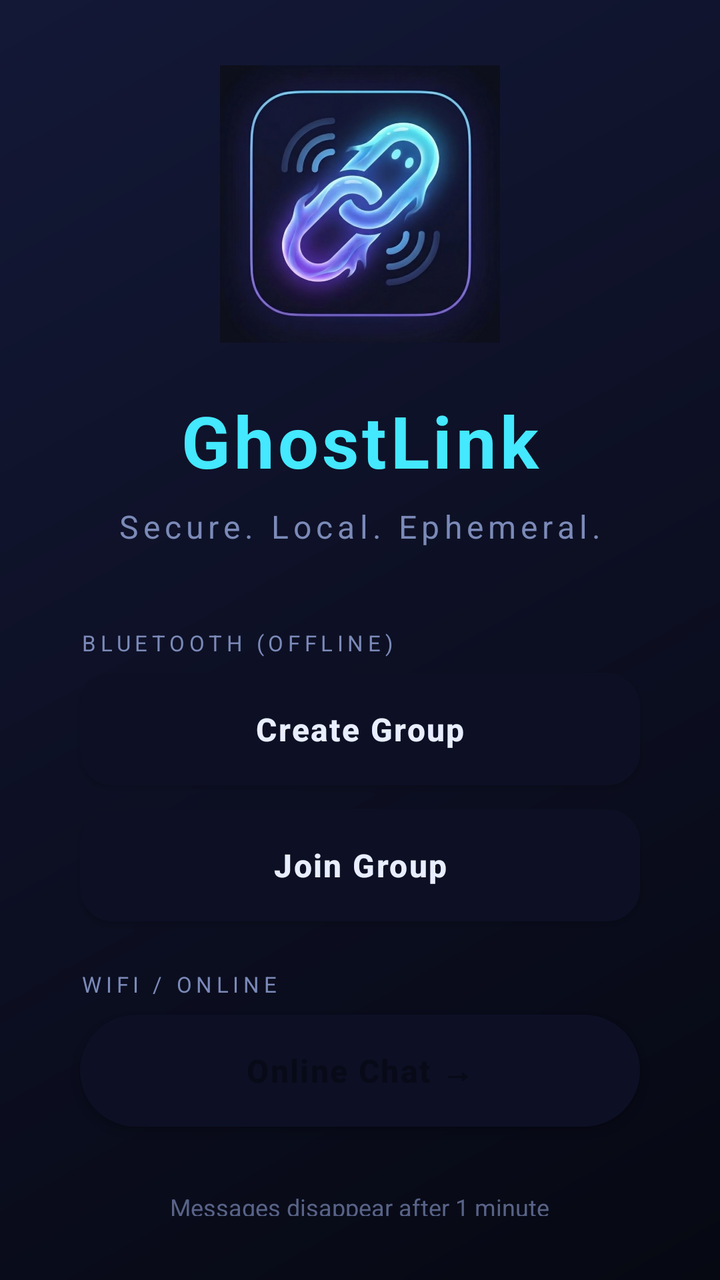
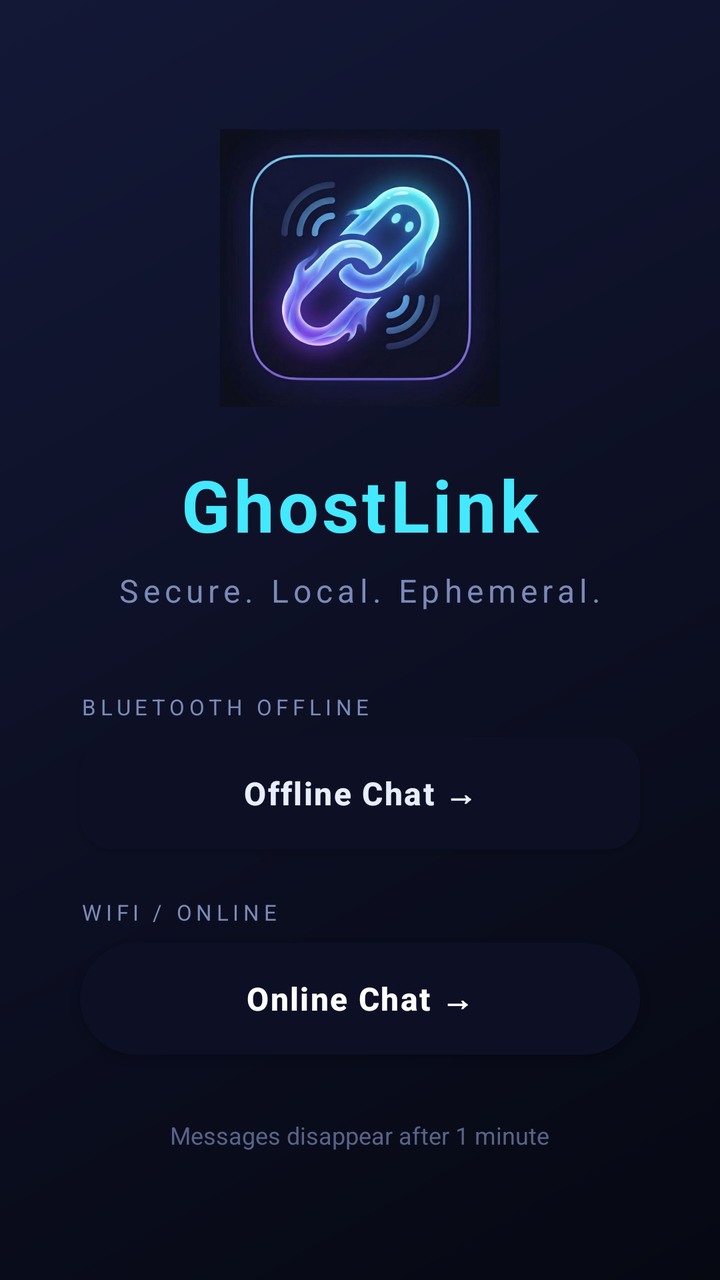

Before-and-after screenshots of an Android layout around one commit, followed by the original layout XML and the change that was made.
<!-- AndroidManifest.xml: application theme Theme.GhostLink -->
<!-- res/layout/activity_main.xml -->
<?xml version="1.0" encoding="utf-8"?>
<LinearLayout xmlns:android="http://schemas.android.com/apk/res/android"
    android:layout_width="match_parent"
    android:layout_height="match_parent"
    android:background="@drawable/bg_gradient"
    android:gravity="center"
    android:orientation="vertical"
    android:padding="32dp">

    
    <ImageView
        android:layout_width="140dp"
        android:layout_height="140dp"
        android:src="@drawable/ic_ghostlink_logo"
        android:contentDescription="GhostLink Logo"
        android:layout_marginBottom="24dp" />

    
    <TextView
        android:layout_width="wrap_content"
        android:layout_height="wrap_content"
        android:text="@string/app_name"
        android:textColor="@color/accent"
        android:textSize="36sp"
        android:textStyle="bold"
        android:letterSpacing="0.05"
        android:layout_marginBottom="8dp" />

    
    <TextView
        android:layout_width="wrap_content"
        android:layout_height="wrap_content"
        android:text="@string/tagline"
        android:textColor="@color/text_secondary"
        android:textSize="16sp"
        android:letterSpacing="0.15"
        android:layout_marginBottom="40dp" />

    
    <TextView
        android:layout_width="280dp"
        android:layout_height="wrap_content"
        android:text="BLUETOOTH (OFFLINE)"
        android:textColor="@color/text_secondary"
        android:textSize="11sp"
        android:letterSpacing="0.2"
        android:layout_marginBottom="8dp" />

    <Button
        android:id="@+id/btn_create_group"
        android:layout_width="280dp"
        android:layout_height="56dp"
        android:background="@drawable/rounded_input"
        android:text="@string/create_group"
        android:textColor="@color/text_primary"
        android:textSize="16sp"
        android:textStyle="bold"
        android:textAllCaps="false"
        android:letterSpacing="0.05"
        android:layout_marginBottom="12dp" />

    <Button
        android:id="@+id/btn_join_group"
        android:layout_width="280dp"
        android:layout_height="56dp"
        android:background="@drawable/rounded_input"
        android:text="@string/join_group"
        android:textColor="@color/text_primary"
        android:textSize="16sp"
        android:textStyle="bold"
        android:textAllCaps="false"
        android:letterSpacing="0.05"
        android:layout_marginBottom="24dp" />

    
    <TextView
        android:layout_width="280dp"
        android:layout_height="wrap_content"
        android:text="WIFI / ONLINE"
        android:textColor="@color/text_secondary"
        android:textSize="11sp"
        android:letterSpacing="0.2"
        android:layout_marginBottom="8dp" />

    <Button
        android:id="@+id/btn_online_chat"
        android:layout_width="280dp"
        android:layout_height="56dp"
        android:background="@drawable/rounded_button"
        android:text="Online Chat →"
        android:textColor="@color/primary_dark"
        android:textSize="16sp"
        android:textStyle="bold"
        android:textAllCaps="false"
        android:letterSpacing="0.05" />

    
    <TextView
        android:layout_width="wrap_content"
        android:layout_height="wrap_content"
        android:text="@string/msg_ttl_info"
        android:textColor="@color/text_secondary"
        android:textSize="12sp"
        android:layout_marginTop="32dp"
        android:alpha="0.7" />

</LinearLayout>
<!-- resources referenced by this layout -->
<resources>
  <color name="accent">#44E8FF</color>
  <color name="primary_dark">#080A18</color>
  <color name="text_primary">#E8EEFF</color>
  <color name="text_secondary">#7B8AB8</color>
  <!-- drawable bg_gradient (drawable) -->
  <?xml version="1.0" encoding="utf-8"?>
  <shape xmlns:android="http://schemas.android.com/apk/res/android">
      <gradient
          android:angle="135"
          android:startColor="#060812"
          android:centerColor="#0D1024"
          android:endColor="#131837"
          android:type="linear" />
  </shape>
  <!-- drawable ic_ghostlink_logo: png bitmap (drawable, 763947 bytes) -->
  <!-- drawable rounded_button (drawable) -->
  <?xml version="1.0" encoding="utf-8"?>
  <shape xmlns:android="http://schemas.android.com/apk/res/android"
      android:shape="rectangle">
      <solid android:color="#44E8FF" />
      <corners android:radius="28dp" />
  </shape>
  <!-- drawable rounded_input (drawable) -->
  <?xml version="1.0" encoding="utf-8"?>
  <shape xmlns:android="http://schemas.android.com/apk/res/android"
      android:shape="rectangle">
      <solid android:color="#0E1430" />
      <corners android:radius="16dp" />
      <stroke android:width="1dp" android:color="#252D54" />
  </shape>
  <string name="app_name">GhostLink</string>
  <string name="create_group">Create Group</string>
  <string name="join_group">Join Group</string>
  <string name="msg_ttl_info">Messages disappear after 1 minute</string>
  <string name="tagline">Secure. Local. Ephemeral.</string>
  <style name="Theme.GhostLink" parent="Theme.MaterialComponents.DayNight.NoActionBar">
          <item name="colorPrimary">@color/primary</item>
          <item name="colorPrimaryDark">@color/primary_dark</item>
          <item name="colorAccent">@color/accent</item>
          <item name="android:windowBackground">@color/primary</item>
          <item name="android:statusBarColor">@color/status_bar</item>
          <item name="android:navigationBarColor">@color/primary_dark</item>
          <item name="android:textColorPrimary">@color/text_primary</item>
          <item name="android:textColorSecondary">@color/text_secondary</item>
          <item name="android:textColorHint">@color/text_secondary</item>
      </style>
  <color name="primary">#0D1024</color>
  <color name="status_bar">#060812</color>
</resources>

<!-- the commit's change to res/layout/activity_main.xml (unified diff, before → after) -->
@@ -1,8 +1,13 @@
 <?xml version="1.0" encoding="utf-8"?>
-<LinearLayout xmlns:android="http://schemas.android.com/apk/res/android"
+<ScrollView xmlns:android="http://schemas.android.com/apk/res/android"
     android:layout_width="match_parent"
     android:layout_height="match_parent"
     android:background="@drawable/bg_gradient"
+    android:fillViewport="true">
+
+<LinearLayout
+    android:layout_width="match_parent"
+    android:layout_height="wrap_content"
     android:gravity="center"
     android:orientation="vertical"
     android:padding="32dp">
@@ -40,31 +45,18 @@
     <TextView
         android:layout_width="280dp"
         android:layout_height="wrap_content"
-        android:text="BLUETOOTH (OFFLINE)"
+        android:text="BLUETOOTH OFFLINE"
         android:textColor="@color/text_secondary"
         android:textSize="11sp"
         android:letterSpacing="0.2"
         android:layout_marginBottom="8dp" />
 
     <Button
-        android:id="@+id/btn_create_group"
+        android:id="@+id/btn_offline_chat"
         android:layout_width="280dp"
         android:layout_height="56dp"
         android:background="@drawable/rounded_input"
-        android:text="@string/create_group"
-        android:textColor="@color/text_primary"
-        android:textSize="16sp"
-        android:textStyle="bold"
-        android:textAllCaps="false"
-        android:letterSpacing="0.05"
-        android:layout_marginBottom="12dp" />
-
-    <Button
-        android:id="@+id/btn_join_group"
-        android:layout_width="280dp"
-        android:layout_height="56dp"
-        android:background="@drawable/rounded_input"
-        android:text="@string/join_group"
+        android:text="Offline Chat →"
         android:textColor="@color/text_primary"
         android:textSize="16sp"
         android:textStyle="bold"
@@ -88,7 +80,7 @@
         android:layout_height="56dp"
         android:background="@drawable/rounded_button"
         android:text="Online Chat →"
-        android:textColor="@color/primary_dark"
+        android:textColor="@android:color/white"
         android:textSize="16sp"
         android:textStyle="bold"
         android:textAllCaps="false"
@@ -105,3 +97,4 @@
         android:alpha="0.7" />
 
 </LinearLayout>
+</ScrollView>
<!-- resource entries referenced after the edit -->
@@ -31,8 +31,6 @@
       <stroke android:width="1dp" android:color="#252D54" />
   </shape>
   <string name="app_name">GhostLink</string>
-  <string name="create_group">Create Group</string>
-  <string name="join_group">Join Group</string>
   <string name="msg_ttl_info">Messages disappear after 1 minute</string>
   <string name="tagline">Secure. Local. Ephemeral.</string>
   <style name="Theme.GhostLink" parent="Theme.MaterialComponents.DayNight.NoActionBar">
